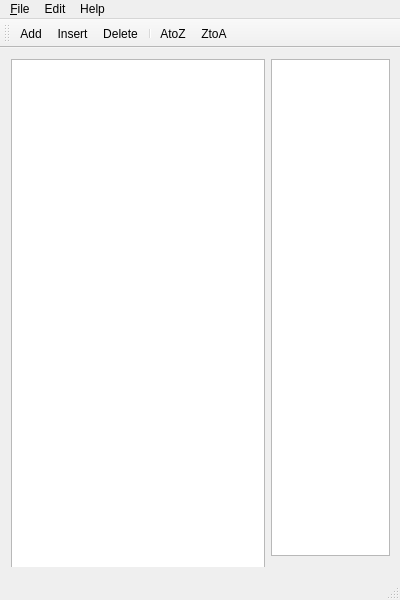
This is mainwindow.ui in nagisc007/nmemo as Qt 5 draws it before an edit. The edited form follows.
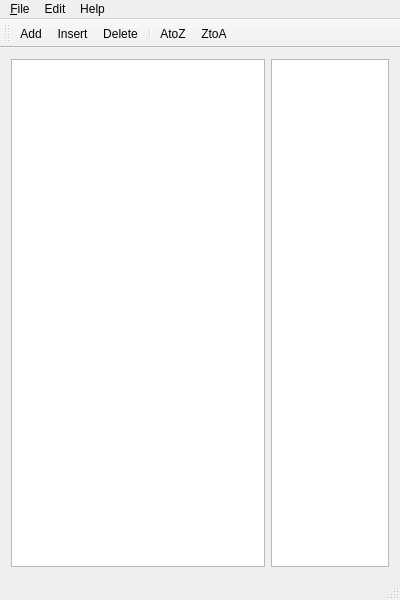
This is the edited form.

```diff
--- a/mainwindow.ui
+++ b/mainwindow.ui
@@ -10,37 +10,31 @@
     <height>600</height>
    </rect>
   </property>
+  <property name="sizePolicy">
+   <sizepolicy hsizetype="Expanding" vsizetype="Expanding">
+    <horstretch>0</horstretch>
+    <verstretch>0</verstretch>
+   </sizepolicy>
+  </property>
   <property name="windowTitle">
    <string>MainWindow</string>
   </property>
   <widget class="QWidget" name="centralWidget">
-   <widget class="QWidget" name="horizontalLayoutWidget">
-    <property name="geometry">
-     <rect>
-      <x>0</x>
-      <y>0</y>
-      <width>401</width>
-      <height>519</height>
-     </rect>
+   <property name="sizePolicy">
+    <sizepolicy hsizetype="Expanding" vsizetype="Expanding">
+     <horstretch>0</horstretch>
+     <verstretch>0</verstretch>
+    </sizepolicy>
     </property>
     <layout class="QHBoxLayout" name="horizontalLayout">
      <item>
       <widget class="QTextEdit" name="memoEditor">
        <property name="minimumSize">
         <size>
-         <width>48</width>
-         <height>517</height>
-        </size>
-       </property>
-       <property name="maximumSize">
-        <size>
-         <width>280</width>
-         <height>519</height>
-        </size>
-       </property>
-       <property name="overwriteMode">
-        <bool>false</bool>
-       </property>
+        <width>0</width>
+        <height>0</height>
+       </size>
+      </property>
       </widget>
      </item>
      <item>
@@ -48,7 +42,7 @@
        <property name="maximumSize">
         <size>
          <width>120</width>
-         <height>519</height>
+        <height>16777215</height>
         </size>
        </property>
        <property name="dragDropMode">
@@ -60,7 +54,6 @@
       </widget>
      </item>
     </layout>
-   </widget>
   </widget>
   <widget class="QMenuBar" name="menuBar">
    <property name="geometry">
```
Lines whose indentation alone changed are shown as unchanged.
